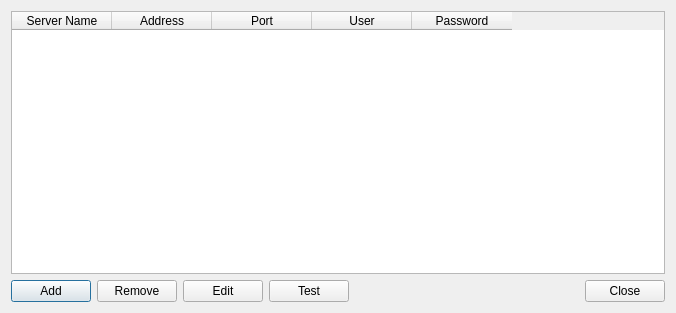
The window that ServerTools/ui_viewServers.ui (dsgoficial/DsgTools) describes before a commit, drawn with Qt 5.
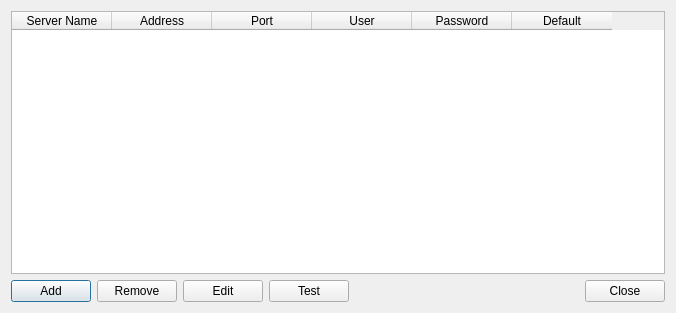
The same window after the commit.

Diff of the .ui file:
```diff
--- a/ServerTools/ui_viewServers.ui
+++ b/ServerTools/ui_viewServers.ui
@@ -64,6 +64,11 @@
          <string>Password</string>
         </property>
        </column>
+       <column>
+        <property name="text">
+         <string>Default</string>
+        </property>
+       </column>
       </widget>
      </item>
      <item>
```
